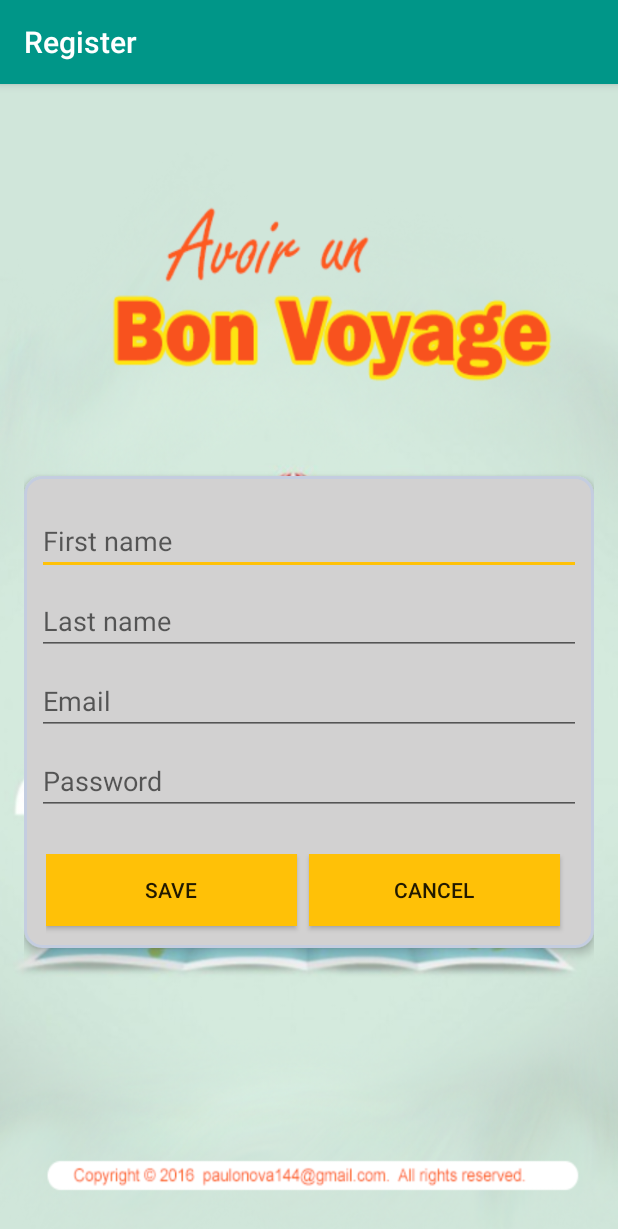
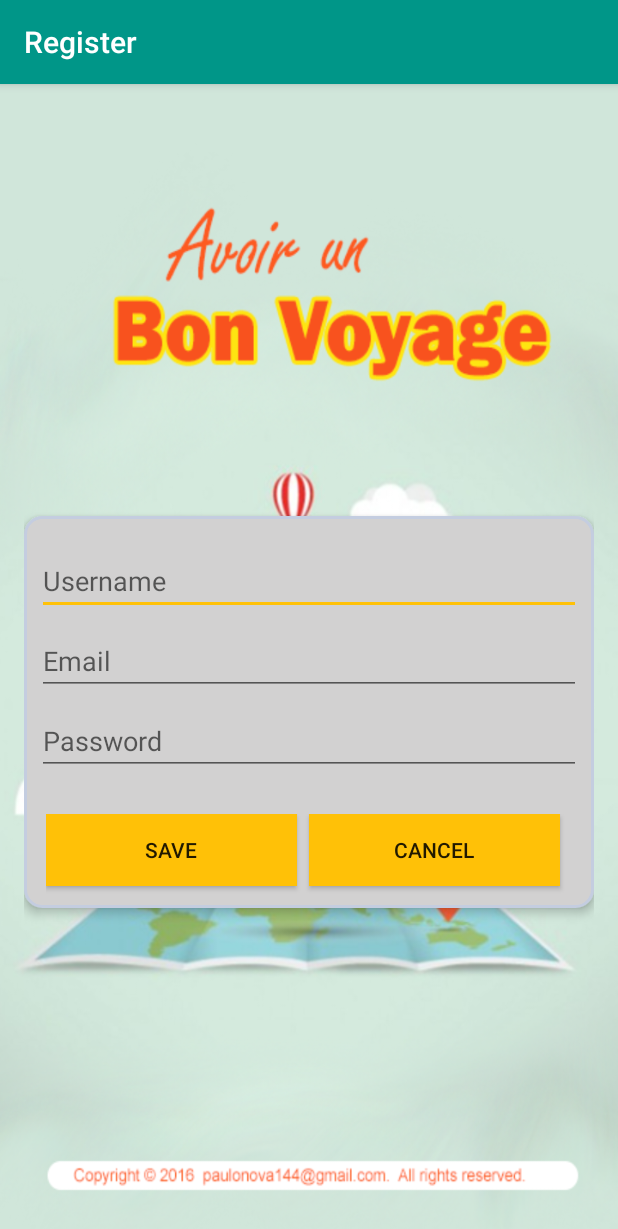
Before and after one commit to paulonova/BonVoyage, an Android app: the screen it shows after launch (RegisterActivity), after a tap on "Register", on a phone screen of 412 x 824 dp. Shown: the top 1229 px of the screen. Run offline under Robolectric (Android 15) with nearby library versions, the phone set to English and light mode, and no system bars.

Commit message:
Commit: Implemented the DataBase (SQLite)  and all objects: User, Voyage and Spending star_date: 160422

```diff
--- /dev/null
+++ b/app/src/main/java/bonvoyage/objects/User.java
@@ -0,0 +1,52 @@
+package bonvoyage.objects;
+
+/**
+ * Created by Paulo Vila Nova on 2016-04-22.
+ */
+public class User {
+
+    public static final String TABLE = "user";
+    public static final String USERNAME = "username";
+    public static final String EMAIL = "email";
+    public static final String PASSWORD = "password";
+    public static final String[] COLUMNS = new String[]{USERNAME, EMAIL, PASSWORD};
+
+    private String usename;
+    private String email;
+    private String password;
+
+
+   public User() {
+    }
+
+    public User(String usename, String email, String password) {
+        this.usename = usename;
+        this.email = email;
+        this.password = password;
+    }
+
+
+    public String getUsename() {
+        return usename;
+    }
+
+    public void setUsename(String usename) {
+        this.usename = usename;
+    }
+
+    public String getEmail() {
+        return email;
+    }
+
+    public void setEmail(String email) {
+        this.email = email;
+    }
+
+    public String getPassword() {
+        return password;
+    }
+
+    public void setPassword(String password) {
+        this.password = password;
+    }
+}
--- a/app/src/main/java/se/paulo/nackademin/examen/bonvoyage/LoginPage.java
+++ b/app/src/main/java/se/paulo/nackademin/examen/bonvoyage/LoginPage.java
@@ -5,12 +5,15 @@ import android.support.v7.app.AppCompatActivity;
 import android.os.Bundle;
 import android.view.View;
 import android.widget.Button;
+import android.widget.EditText;
 import android.widget.TextView;
 
 public class LoginPage extends AppCompatActivity {
 
     Button confirmBtn;
     TextView register;
+
+
 
     @Override
     protected void onCreate(Bundle savedInstanceState) {
--- a/app/src/main/java/se/paulo/nackademin/examen/bonvoyage/RegisterActivity.java
+++ b/app/src/main/java/se/paulo/nackademin/examen/bonvoyage/RegisterActivity.java
@@ -4,15 +4,41 @@ import android.support.v7.app.AppCompatActivity;
 import android.os.Bundle;
 import android.view.View;
 import android.widget.Button;
+import android.widget.EditText;
+import android.widget.Toast;
 
-public class RegisterActivity extends AppCompatActivity {
+import bonvoyage.objects.User;
 
+public class RegisterActivity extends AppCompatActivity implements View.OnClickListener  {
+
+    private User user;
+    public static final String USER_NAME = "username";
+    public static final String PASSWORD = "password";
+
+    private EditText username;
+    private EditText email;
+    private EditText password;
+
+    private Button save;
+    private Button cancel;
 
 
     @Override
     protected void onCreate(Bundle savedInstanceState) {
         super.onCreate(savedInstanceState);
         setContentView(R.layout.activity_register);
+        user = new User();
+
+        username = (EditText)findViewById(R.id.userName);
+        email = (EditText)findViewById(R.id.email);
+        password = (EditText)findViewById(R.id.password);
+
+        save = (Button)findViewById(R.id.saveBtn);
+        save.setOnClickListener(this);
+
+        cancel = (Button)findViewById(R.id.cancelBtn);
+        cancel.setOnClickListener(this);
+
 
     }
 
@@ -20,4 +46,27 @@ public class RegisterActivity extends AppCompatActivity {
     public void cancelActivity(View v){
         finish();
     }
+
+    @Override
+    public void onClick(View v) {
+
+        switch (v.getId()){
+            case R.id.saveBtn:
+                checkInputValues();
+                break;
+
+            case R.id.cancelBtn:
+                finish();
+                Toast.makeText(getApplicationContext(), "Register canceled", Toast.LENGTH_SHORT).show();
+        }
+
+    }
+
+    public void checkInputValues() {
+
+
+
+
+    }
+
 }
--- a/app/src/main/java/se/paulo/nackademin/examen/bonvoyage/SplashActivity.java
+++ b/app/src/main/java/se/paulo/nackademin/examen/bonvoyage/SplashActivity.java
@@ -5,6 +5,7 @@ import android.support.v7.app.AppCompatActivity;
 import android.os.Bundle;
 import android.util.Log;
 import android.view.MotionEvent;
+import android.view.Window;
 
 public class SplashActivity extends AppCompatActivity {
 
--- a/app/src/main/res/layout/activity_register.xml
+++ b/app/src/main/res/layout/activity_register.xml
@@ -21,25 +21,14 @@
     android:orientation="vertical">
 
     <EditText
-        android:id="@+id/firstName"
+        android:id="@+id/userName"
         android:layout_width="match_parent"
         android:layout_height="wrap_content"
         android:layout_marginBottom="4dp"
         android:layout_marginLeft="4dp"
         android:layout_marginRight="4dp"
         android:layout_marginTop="16dp"
-        android:hint="@string/first_name"
-        android:inputType="text" />
-
-    <EditText
-        android:id="@+id/lastName"
-        android:layout_width="match_parent"
-        android:layout_height="wrap_content"
-        android:layout_marginBottom="4dp"
-        android:layout_marginLeft="4dp"
-        android:layout_marginRight="4dp"
-        android:layout_marginTop="4dp"
-        android:hint="@string/last_name"
+        android:hint="@string/username"
         android:inputType="text" />
 
     <EditText
@@ -51,7 +40,7 @@
         android:layout_marginRight="4dp"
         android:layout_marginTop="4dp"
         android:hint="@string/email"
-        android:inputType="text" />
+        android:inputType="textEmailAddress" />
 
     <EditText
         android:id="@+id/password"
--- a/app/src/main/res/values/strings.xml
+++ b/app/src/main/res/values/strings.xml
@@ -126,7 +126,7 @@
     <string name="loginConfirm">Confirm Login</string>
     <string name="register">Register</string>
     <string name="login_page">Login Page</string>
-    <string name="first_name">First name</string>
+    <string name="username">Username</string>
     <string name="last_name">Last name</string>
     <string name="email">Email</string>
     <string name="savePrefer">Save</string>
```
Also changed, not shown: app/src/main/java/bonvoyage/database/BonvoyageDB.java (added, +71 -0 lines), app/src/main/java/bonvoyage/database/Constants.java (added, +9 -0 lines), app/src/main/java/bonvoyage/database/DatabaseHelper.java (added, +58 -0 lines), app/src/main/java/bonvoyage/objects/Spending.java (added, +96 -0 lines), app/src/main/java/bonvoyage/objects/Voyage.java (added, +118 -0 lines), app/src/main/java/se/paulo/nackademin/examen/bonvoyage/Person.java (deleted, +0 -56 lines).
